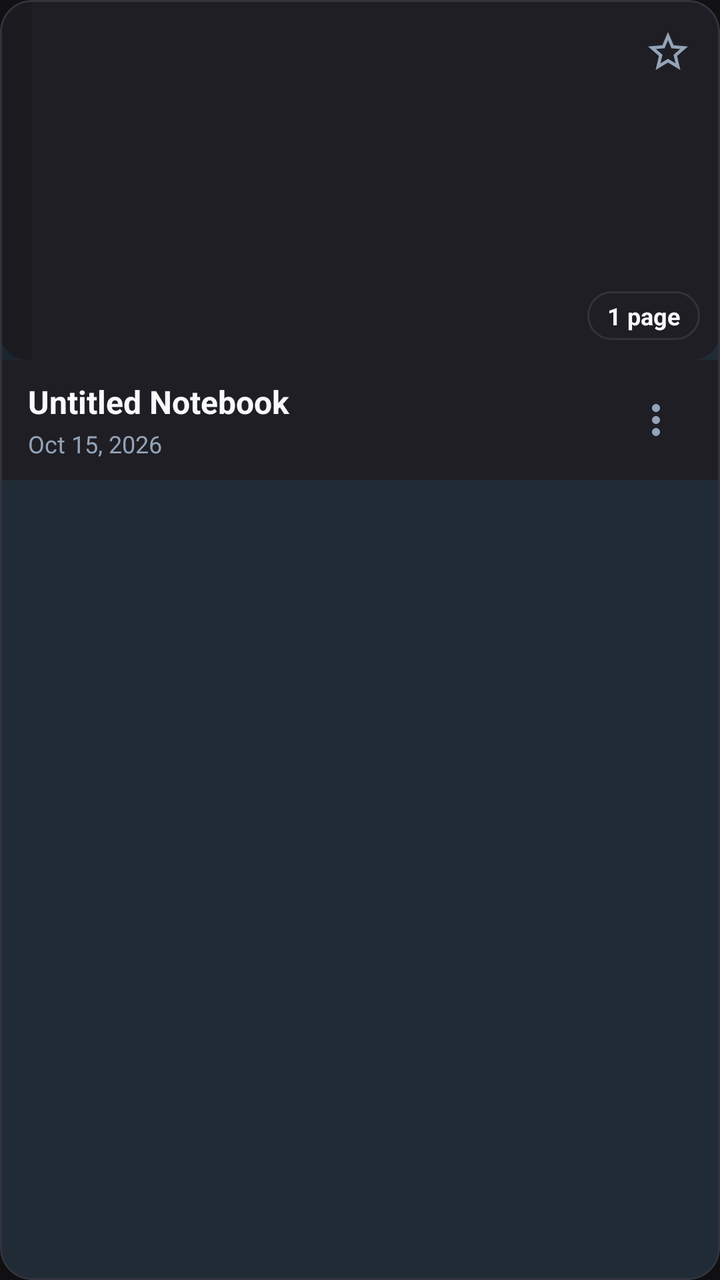
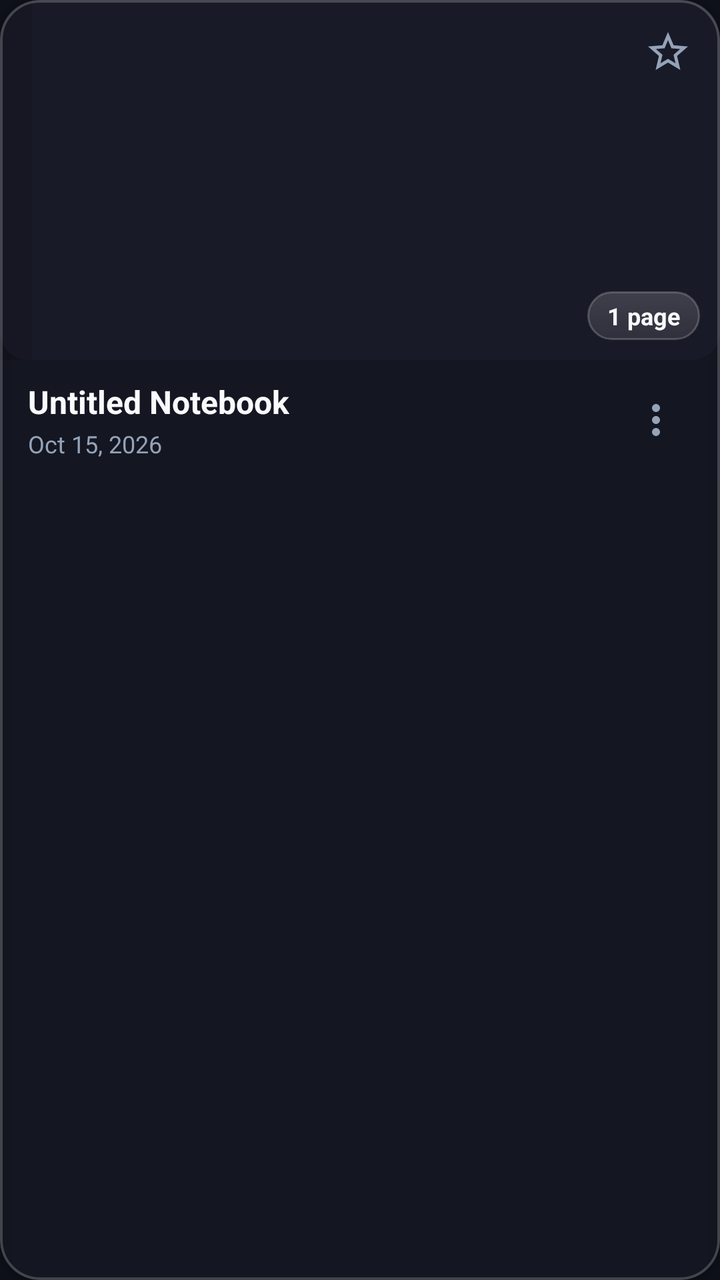

An Android layout rendered at two revisions. The XML below is the earlier revision; the diff shows what the commit changed to produce the second picture.
<!-- AndroidManifest.xml: application theme Theme.OpenNotes -->
<!-- res/layout/item_notebook_grid.xml -->
<?xml version="1.0" encoding="utf-8"?>
<com.google.android.material.card.MaterialCardView xmlns:android="http://schemas.android.com/apk/res/android"
    xmlns:app="http://schemas.android.com/apk/res-auto"
    android:id="@+id/notebookCard"
    android:layout_width="match_parent"
    android:layout_height="wrap_content"
    android:layout_margin="8dp"
    app:cardCornerRadius="16dp"
    app:cardElevation="3dp"
    app:strokeWidth="1dp"
    app:strokeColor="@color/divider"
    android:clickable="true"
    android:focusable="true">

    <LinearLayout
        android:layout_width="match_parent"
        android:layout_height="wrap_content"
        android:orientation="vertical">

        
        <FrameLayout
            android:id="@+id/coverContainer"
            android:layout_width="match_parent"
            android:layout_height="@dimen/home_notebook_cover_height"
            android:background="@drawable/bg_notebook_cover">

            
            <View
                android:layout_width="16dp"
                android:layout_height="match_parent"
                android:background="#22000000" />

            
            <ImageView
                android:id="@+id/checkSelect"
                android:layout_width="32dp"
                android:layout_height="32dp"
                android:layout_gravity="top|start"
                android:layout_margin="10dp"
                android:padding="2dp"
                android:src="@drawable/ic_check_circle_outline"
                android:visibility="gone"
                android:contentDescription="Select notebook" />

            
            <TextView
                android:id="@+id/textPagesBadge"
                android:layout_width="wrap_content"
                android:layout_height="wrap_content"
                android:layout_gravity="bottom|end"
                android:layout_margin="10dp"
                android:background="@drawable/bg_search_bar"
                android:paddingHorizontal="10dp"
                android:paddingVertical="4dp"
                android:text="1 page"
                android:textColor="@color/text_primary"
                android:textSize="12sp"
                android:textStyle="bold" />

            
            <ImageView
                android:id="@+id/btnFavorite"
                android:layout_width="36dp"
                android:layout_height="36dp"
                android:layout_gravity="top|end"
                android:layout_margin="8dp"
                android:padding="6dp"
                android:src="@drawable/ic_star_outline"
                app:tint="@color/text_secondary"
                android:background="?selectableItemBackgroundBorderless" />
        </FrameLayout>

        
        <LinearLayout
            android:layout_width="match_parent"
            android:layout_height="wrap_content"
            android:orientation="horizontal"
            android:paddingHorizontal="14dp"
            android:paddingVertical="10dp"
            android:gravity="center_vertical"
            android:background="@color/surface">

            <LinearLayout
                android:layout_width="0dp"
                android:layout_height="wrap_content"
                android:layout_weight="1"
                android:orientation="vertical">

                <TextView
                    android:id="@+id/textNotebookTitle"
                    android:layout_width="wrap_content"
                    android:layout_height="wrap_content"
                    android:text="Untitled Notebook"
                    android:textColor="@color/text_primary"
                    android:textSize="@dimen/home_notebook_title_text_size"
                    android:textStyle="bold"
                    android:maxLines="1"
                    android:ellipsize="end" />

                <TextView
                    android:id="@+id/textNotebookDate"
                    android:layout_width="wrap_content"
                    android:layout_height="wrap_content"
                    android:text="Oct 15, 2026"
                    android:textColor="@color/text_secondary"
                    android:textSize="@dimen/home_notebook_date_text_size"
                    android:layout_marginTop="2dp" />
            </LinearLayout>

            <ImageView
                android:id="@+id/btnMore"
                android:layout_width="36dp"
                android:layout_height="36dp"
                android:padding="6dp"
                android:src="@drawable/ic_more_vert"
                app:tint="@color/text_secondary"
                android:background="?selectableItemBackgroundBorderless" />
        </LinearLayout>

    </LinearLayout>

</com.google.android.material.card.MaterialCardView>
<!-- resources referenced by this layout -->
<resources>
  <color name="divider">#33333E</color>
  <color name="surface">#1E1E24</color>
  <color name="text_primary">#F8FAFC</color>
  <color name="text_secondary">#94A3B8</color>
  <dimen name="home_notebook_cover_height">180dp</dimen>
  <dimen name="home_notebook_date_text_size">12sp</dimen>
  <dimen name="home_notebook_title_text_size">16sp</dimen>
  <!-- drawable bg_notebook_cover (drawable) -->
  <?xml version="1.0" encoding="utf-8"?>
  <shape xmlns:android="http://schemas.android.com/apk/res/android"
      android:shape="rectangle">
      <corners android:radius="14dp" />
      <solid android:color="@color/surface" />
  </shape>
  <!-- drawable bg_search_bar (drawable) -->
  <?xml version="1.0" encoding="utf-8"?>
  <shape xmlns:android="http://schemas.android.com/apk/res/android"
      android:shape="rectangle">
      <corners android:radius="24dp" />
      <solid android:color="@color/surface" />
      <stroke android:width="1dp" android:color="@color/divider" />
  </shape>
  <!-- drawable ic_check_circle_outline (drawable) -->
  <vector xmlns:android="http://schemas.android.com/apk/res/android"
      android:width="24dp"
      android:height="24dp"
      android:viewportWidth="24"
      android:viewportHeight="24">
      <path
          android:fillColor="#00000000"
          android:strokeColor="#94A3B8"
          android:strokeWidth="2"
          android:pathData="M12,2C6.48,2 2,6.48 2,12s4.48,10 10,10 10,-4.48 10,-10S17.52,2 12,2z" />
  </vector>
  <!-- drawable ic_more_vert (drawable) -->
  <vector xmlns:android="http://schemas.android.com/apk/res/android"
      android:width="24dp"
      android:height="24dp"
      android:viewportWidth="24"
      android:viewportHeight="24">
      <path
          android:fillColor="#64748B"
          android:pathData="M12,8c1.1,0 2,-0.9 2,-2s-0.9,-2 -2,-2 -2,0.9 -2,2 0.9,2 2,2zm0,2c-1.1,0 -2,0.9 -2,2s0.9,2 2,2 2,-0.9 2,-2 -0.9,-2 -2,-2zm0,6c-1.1,0 -2,0.9 -2,2s0.9,2 2,2 2,-0.9 2,-2 -0.9,-2 -2,-2z" />
  </vector>
  <!-- drawable ic_star_outline (drawable) -->
  <vector xmlns:android="http://schemas.android.com/apk/res/android"
      android:width="24dp"
      android:height="24dp"
      android:viewportWidth="24"
      android:viewportHeight="24">
      <path
          android:fillColor="#94A3B8"
          android:pathData="M22,9.24l-7.19,-0.62L12,2 9.19,8.63 2,9.24l5.46,4.73L5.82,21 12,17.27 18.18,21l-1.63,-7.03L22,9.24zM12,15.4l-3.76,2.27 1,-4.28 -3.32,-2.88 4.38,-0.38L12,6.1l1.71,4.04 4.38,0.38 -3.32,2.88 1,4.28L12,15.4z" />
  </vector>
  <color name="accent">#38BDF8</color>
  <color name="accent_light">#1E293B</color>
  <color name="accent_blue">#3B82F6</color>
  <color name="surface_variant">#2A2A32</color>
  <color name="window_background">#121214</color>
  <color name="surface_card">#24242B</color>
  <style name="Widget.OpenNotes.DialogButton.Positive" parent="Widget.Material3.Button.TextButton.Dialog">
          <item name="android:textColor">@color/accent</item>
          <item name="android:textStyle">bold</item>
          <item name="android:textSize">14sp</item>
          <item name="android:textAllCaps">false</item>
      </style>
  <style name="Widget.OpenNotes.DialogButton.Negative" parent="Widget.Material3.Button.TextButton.Dialog">
          <item name="android:textColor">@color/text_primary</item>
          <item name="android:textStyle">bold</item>
          <item name="android:textSize">14sp</item>
          <item name="android:textAllCaps">false</item>
      </style>
  <style name="Widget.OpenNotes.DialogButton.Neutral" parent="Widget.Material3.Button.TextButton.Dialog">
          <item name="android:textColor">@color/text_secondary</item>
          <item name="android:textSize">14sp</item>
          <item name="android:textAllCaps">false</item>
      </style>
  <!-- unchanged entries left out for length: 2 -->
</resources>

<!-- the commit's change to res/layout/item_notebook_grid.xml (unified diff, before → after) -->
@@ -5,10 +5,11 @@
     android:layout_width="match_parent"
     android:layout_height="wrap_content"
     android:layout_margin="8dp"
-    app:cardCornerRadius="16dp"
-    app:cardElevation="3dp"
-    app:strokeWidth="1dp"
-    app:strokeColor="@color/divider"
+    app:cardCornerRadius="20dp"
+    app:cardElevation="4dp"
+    app:cardBackgroundColor="#801C1E2A"
+    app:strokeWidth="1.2dp"
+    app:strokeColor="#33FFFFFF"
     android:clickable="true"
     android:focusable="true">
 
@@ -78,7 +79,7 @@
             android:paddingHorizontal="14dp"
             android:paddingVertical="10dp"
             android:gravity="center_vertical"
-            android:background="@color/surface">
+            android:background="#66141624">
 
             <LinearLayout
                 android:layout_width="0dp"
<!-- resource entries referenced after the edit -->
@@ -1,7 +1,7 @@
 <!-- resources referenced by this layout -->
 <resources>
-  <color name="divider">#33333E</color>
-  <color name="surface">#1E1E24</color>
+  <color name="divider">#33FFFFFF</color>
+  <color name="surface">#D91A1C28</color>
   <color name="text_primary">#F8FAFC</color>
   <color name="text_secondary">#94A3B8</color>
   <dimen name="home_notebook_cover_height">180dp</dimen>
@@ -19,8 +19,14 @@
   <shape xmlns:android="http://schemas.android.com/apk/res/android"
       android:shape="rectangle">
       <corners android:radius="24dp" />
-      <solid android:color="@color/surface" />
-      <stroke android:width="1dp" android:color="@color/divider" />
+      <gradient
+          android:angle="270"
+          android:startColor="#29FFFFFF"
+          android:endColor="#18FFFFFF"
+          android:type="linear" />
+      <stroke
+          android:width="1dp"
+          android:color="#33FFFFFF" />
   </shape>
   <!-- drawable ic_check_circle_outline (drawable) -->
   <vector xmlns:android="http://schemas.android.com/apk/res/android"
@@ -57,9 +63,9 @@
   <color name="accent">#38BDF8</color>
   <color name="accent_light">#1E293B</color>
   <color name="accent_blue">#3B82F6</color>
-  <color name="surface_variant">#2A2A32</color>
-  <color name="window_background">#121214</color>
-  <color name="surface_card">#24242B</color>
+  <color name="surface_variant">#80181A26</color>
+  <color name="window_background">#0E111A</color>
+  <color name="surface_card">#E6202232</color>
   <style name="Widget.OpenNotes.DialogButton.Positive" parent="Widget.Material3.Button.TextButton.Dialog">
           <item name="android:textColor">@color/accent</item>
           <item name="android:textStyle">bold</item>
